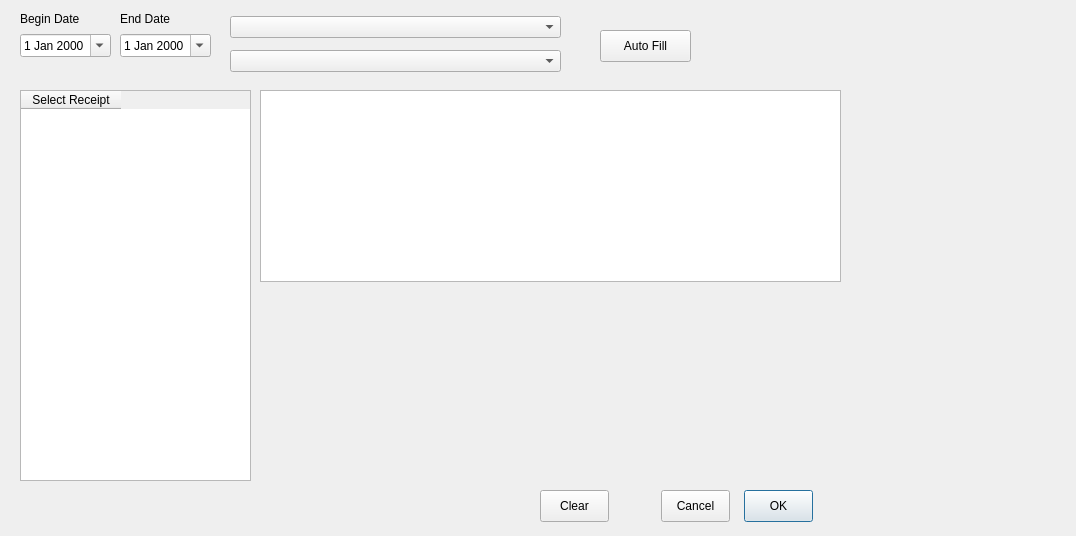
Old version of the form DLG/cassignreceiptdlg.ui in the repository hlunguite/saptuamDataQT.
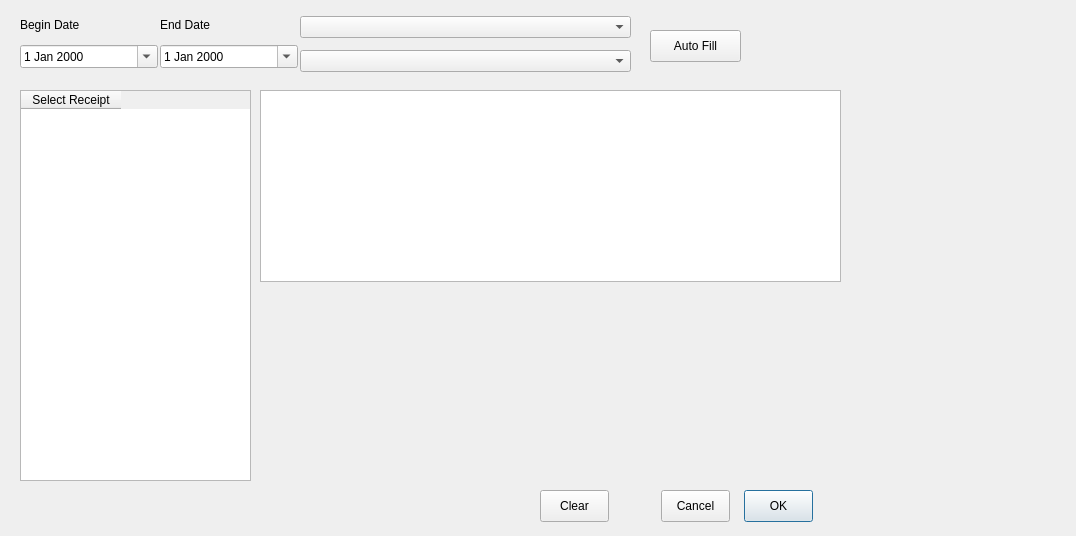
New version of the form.

Commit message: fix assign receipt button placement

Diff of the .ui file:
```diff
--- a/DLG/cassignreceiptdlg.ui
+++ b/DLG/cassignreceiptdlg.ui
@@ -16,7 +16,7 @@
   <widget class="QPushButton" name="m_autoFillBtn">
    <property name="geometry">
     <rect>
-     <x>600</x>
+     <x>650</x>
      <y>30</y>
      <width>91</width>
      <height>32</height>
@@ -69,8 +69,8 @@
     <rect>
      <x>20</x>
      <y>10</y>
-     <width>91</width>
-     <height>47</height>
+     <width>138</width>
+     <height>58</height>
     </rect>
    </property>
    <layout class="QVBoxLayout" name="verticalLayout">
@@ -96,10 +96,10 @@
   <widget class="QWidget" name="layoutWidget">
    <property name="geometry">
     <rect>
-     <x>120</x>
+     <x>160</x>
      <y>10</y>
-     <width>91</width>
-     <height>47</height>
+     <width>138</width>
+     <height>58</height>
     </rect>
    </property>
    <layout class="QVBoxLayout" name="verticalLayout_2">
@@ -154,7 +154,7 @@
   <widget class="QWidget" name="layoutWidget">
    <property name="geometry">
     <rect>
-     <x>230</x>
+     <x>300</x>
      <y>10</y>
      <width>331</width>
      <height>68</height>
```
The commit also changes 1 other file.
